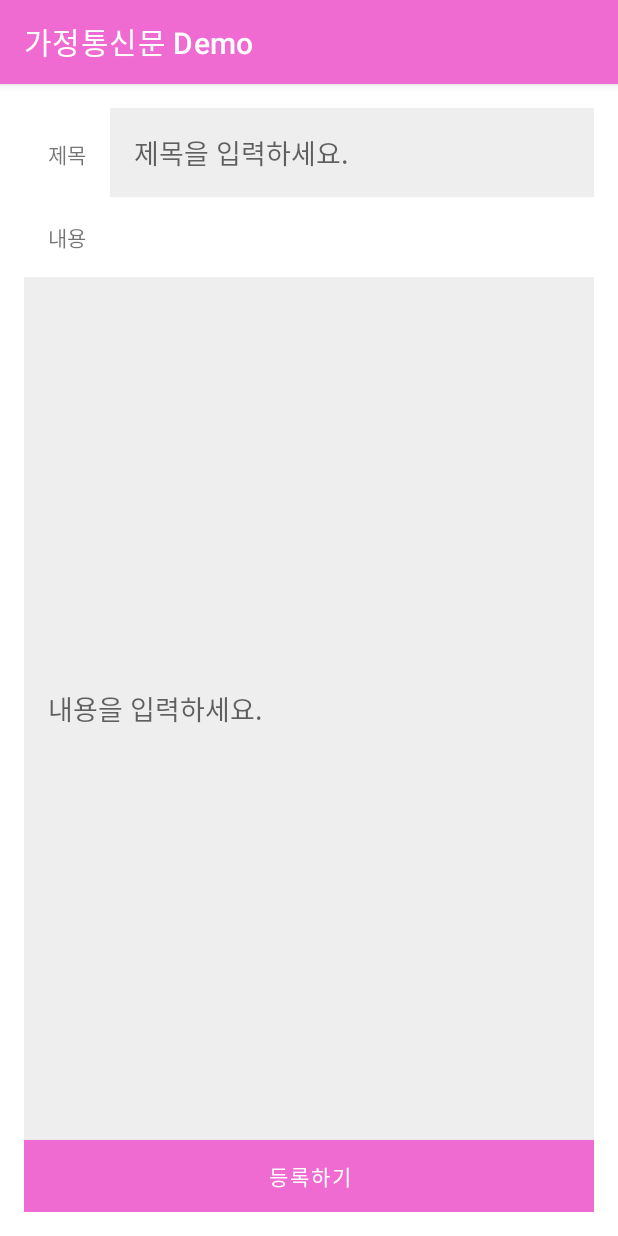
After one commit to Jangjoonmo/mp-android-project-2022, an Android app: the BoardRegisterActivity screen opened directly, with no data from a screen before it, on a phone screen of 412 x 824 dp. The commit adds this screen. Run offline under Robolectric (Android 15) with nearby library versions, the phone set to English and light mode, and no system bars.

Commit message:
ADD board activities - seungwon

```diff
--- /dev/null
+++ b/app/src/main/java/com/example/parentsletterproject/activity/BoardRegisterActivity.java
@@ -0,0 +1,32 @@
+package com.example.parentsletterproject.activity;
+
+import android.os.Bundle;
+import android.view.View;
+import android.widget.AdapterView;
+import android.widget.Button;
+import android.widget.ListView;
+import android.widget.Toast;
+
+import androidx.appcompat.app.AppCompatActivity;
+import com.example.parentsletterproject.R;
+
+import java.util.ArrayList;
+
+public class BoardRegisterActivity extends AppCompatActivity {
+
+
+
+    @Override
+    protected void onCreate(Bundle savedInstanceState) {
+        super.onCreate(savedInstanceState);
+        setContentView(R.layout.activity_board_register);
+
+
+
+
+    }
+
+
+
+
+}
--- /dev/null
+++ b/app/src/main/res/layout/activity_board_register.xml
@@ -0,0 +1,56 @@
+<?xml version="1.0" encoding="utf-8"?>
+<LinearLayout xmlns:android="http://schemas.android.com/apk/res/android"
+    android:layout_width="match_parent"
+    android:layout_height="match_parent"
+    xmlns:tools="http://schemas.android.com/tools"
+    android:padding="16dp"
+    android:orientation="vertical"
+    tools:context=".activity.BoardRegisterActivity">
+
+    <LinearLayout
+        android:layout_width="match_parent"
+        android:layout_height="wrap_content"
+        android:orientation="horizontal">
+
+        <TextView
+            android:layout_width="wrap_content"
+            android:layout_height="wrap_content"
+            android:padding="16dp"
+            android:text="제목"/>
+
+        <EditText
+            android:id="@+id/title_et"
+            android:padding="16dp"
+            android:background="#eeeeee"
+            android:layout_width="match_parent"
+            android:layout_height="wrap_content"
+            android:layout_weight="1"
+            android:hint="제목을 입력하세요."
+            />
+    </LinearLayout>
+
+    <TextView
+        android:layout_width="wrap_content"
+        android:layout_height="wrap_content"
+        android:padding="16dp"
+        android:text="내용"/>
+
+    <EditText
+        android:id="@+id/content_et"
+        android:padding="16dp"
+        android:layout_width="match_parent"
+        android:layout_height="match_parent"
+        android:layout_weight="1"
+        android:background="#eeeeee"
+        android:hint="내용을 입력하세요."
+        />
+
+    <Button
+        android:id="@+id/reg_button"
+        android:layout_width="match_parent"
+        android:layout_height="wrap_content"
+        android:text="등록하기"
+        android:textColor="#FFFFFF"
+        android:background="#C62828"/>
+
+</LinearLayout>
--- a/build.gradle
+++ b/build.gradle
@@ -1,5 +1,5 @@
 // Top-level build file where you can add configuration options common to all sub-projects/modules.
 plugins {
-    id 'com.android.application' version '7.3.0-alpha07' apply false
-    id 'com.android.library' version '7.3.0-alpha07' apply false
+    id 'com.android.application' version '7.2.1' apply false
+    id 'com.android.library' version '7.2.1' apply false
 }
```
Also changed, not shown: app/src/main/AndroidManifest.xml (+10 -1 lines), app/src/main/java/com/example/parentsletterproject/activity/BoardDetailActivity.java (added, +16 -0 lines), app/src/main/java/com/example/parentsletterproject/activity/BoardListActivity.java (added, +62 -0 lines), app/src/main/java/com/example/parentsletterproject/activity/MainActivity.java (+8 -1 lines), app/src/main/res/layout/activity_board_detail.xml (added, +9 -0 lines), app/src/main/res/layout/activity_board_list.xml (added, +23 -0 lines), app/src/main/res/layout/activity_main.xml (+10 -0 lines).
